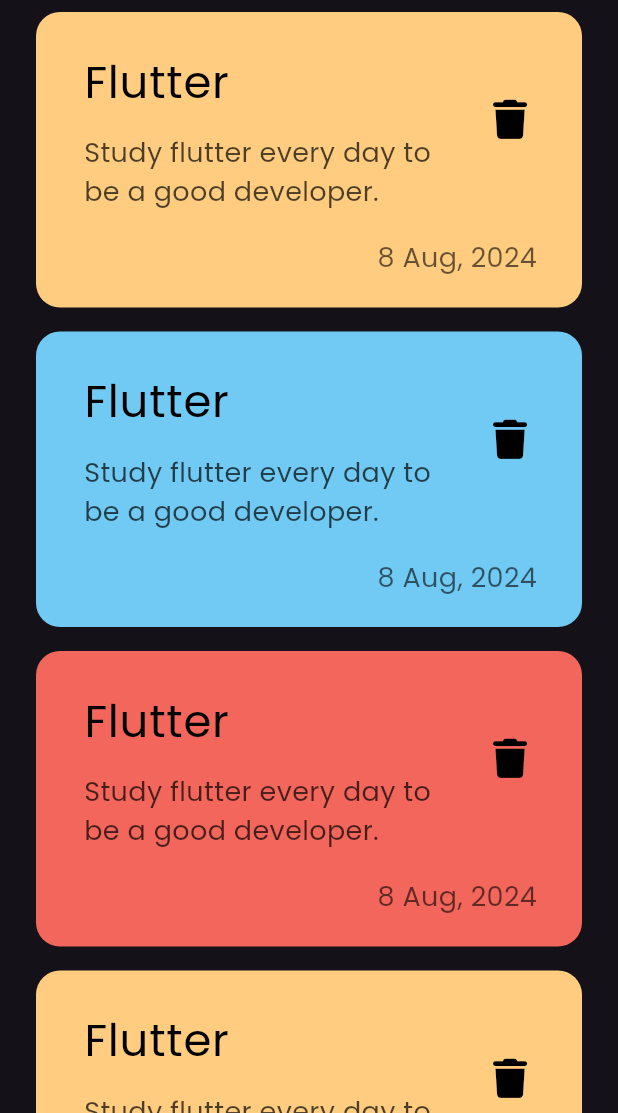
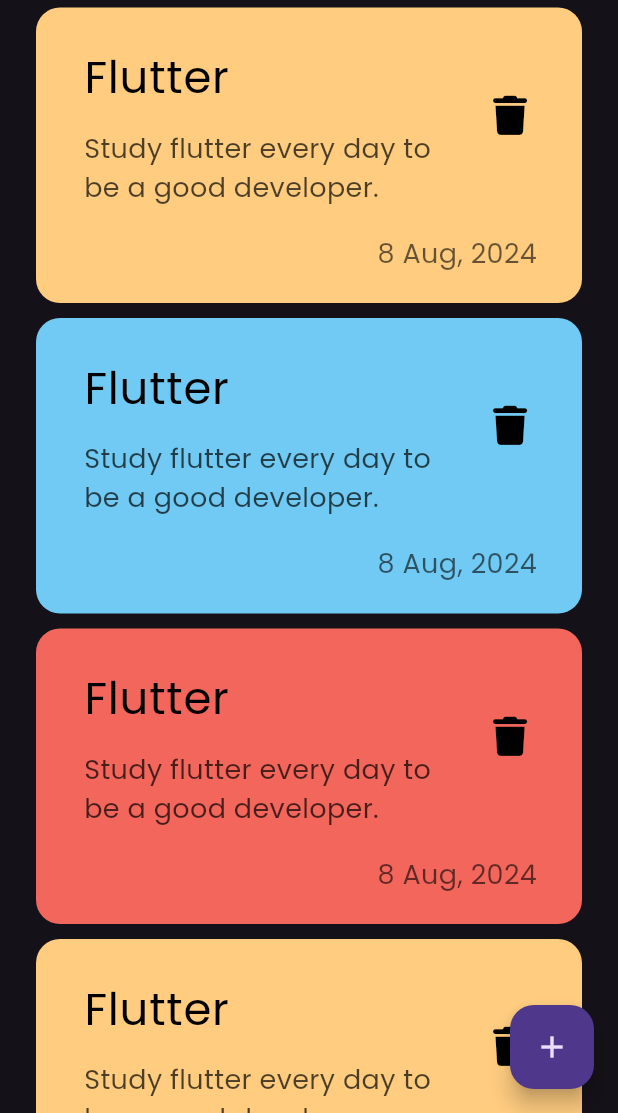
Before and after one commit to osamamorizk/notes-app, a Flutter app: the screen it shows after launch, on a phone screen of 412 x 824 dp, the part 123-1236 px from its top. Run offline on Flutter 3.47's test engine with Material 3 defaults, Android fonts, the light colour scheme and no system bars; our stand-ins replace font_awesome_flutter.

Commit message:
add floating action button

```diff
--- a/lib/views/notes_view.dart
+++ b/lib/views/notes_view.dart
@@ -6,8 +6,12 @@
 
   @override
   Widget build(BuildContext context) {
-    return const Scaffold(
-      body: NotesViewBody(),
+    return Scaffold(
+      floatingActionButton: FloatingActionButton(
+        onPressed: () {},
+        child: Icon(Icons.add),
+      ),
+      body: const NotesViewBody(),
     );
   }
 }
--- a/lib/widgets/note_listview.dart
+++ b/lib/widgets/note_listview.dart
@@ -18,7 +18,7 @@
         itemCount: colors.length,
         itemBuilder: (context, index) {
           return Padding(
-            padding: const EdgeInsets.symmetric(vertical: 8),
+            padding: const EdgeInsets.symmetric(vertical: 5),
             child: NoteItem(
               color: colors[index],
             ),
```
